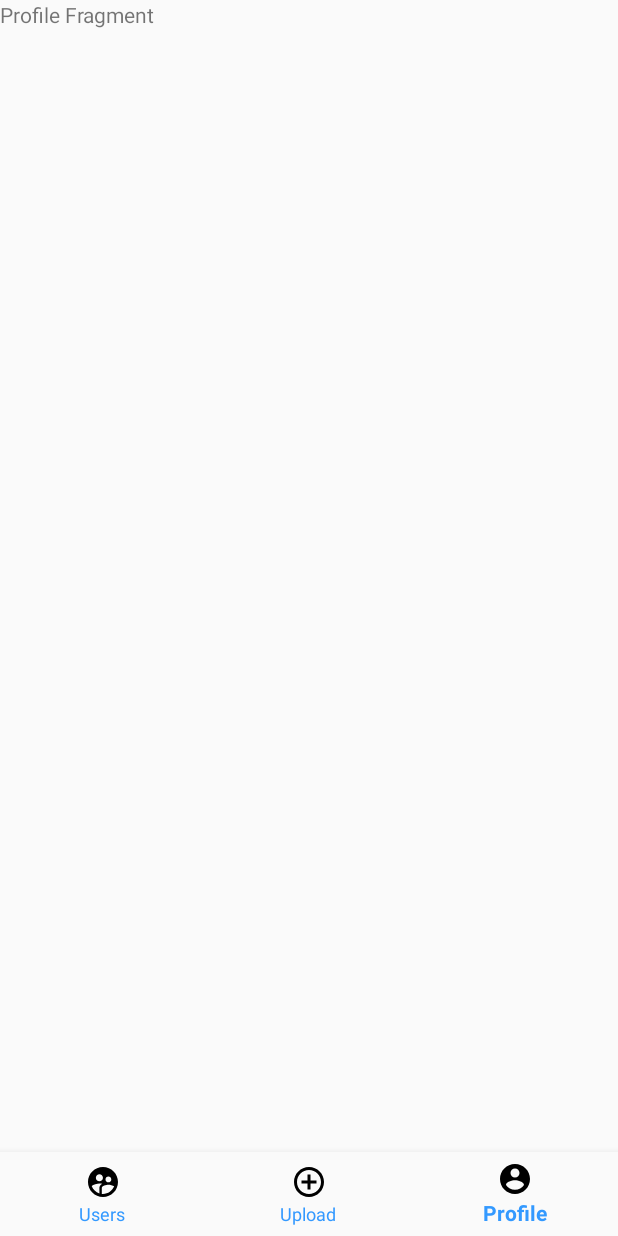
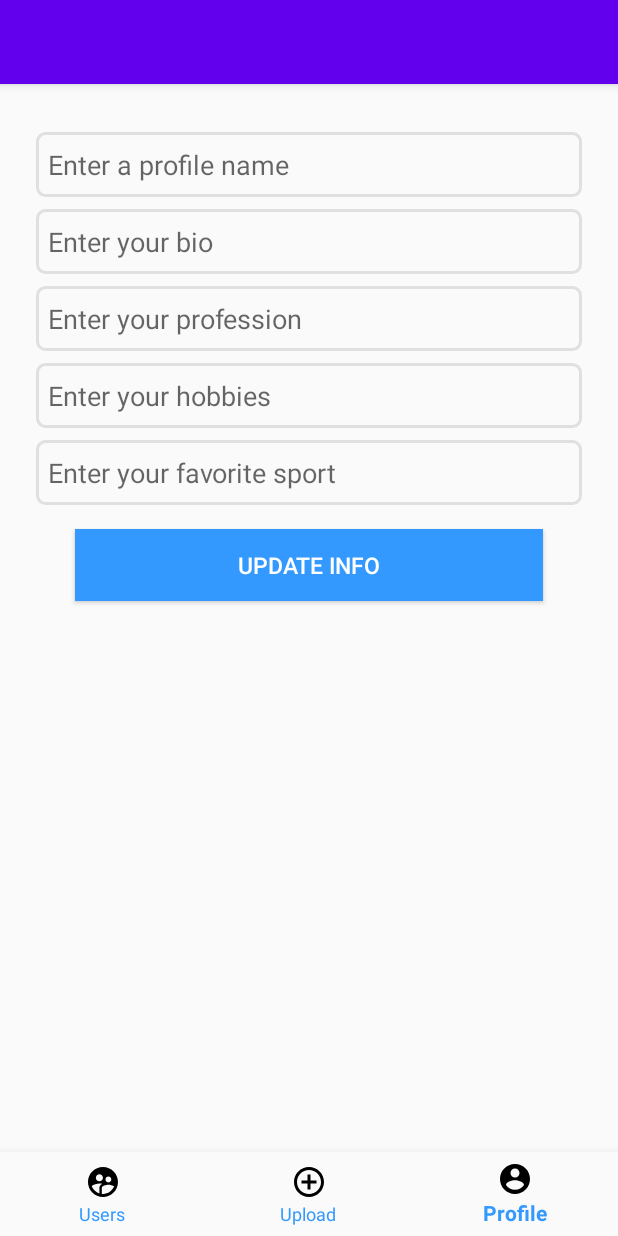
Before and after one commit to MuhammadAliGhaffar/InstagramClone, an Android app: the HomeActivity screen opened directly, with no data from a screen before it, item 3 of the bottom bar chosen, on a phone screen of 412 x 824 dp. Run offline under Robolectric (Android 15) with nearby library versions, the phone set to English and light mode, and no system bars; libraries missing offline, so code that uses them is left out: com.shashank.sony; 1 statement that could not run was skipped.

Commit message:
Adding AndroidX BottomNavigationView, VectorAssest ,fragments files to the project

```diff
--- a/app/src/main/java/com/example/instagramclone/HomeActivity.java
+++ b/app/src/main/java/com/example/instagramclone/HomeActivity.java
@@ -16,12 +16,22 @@ public class HomeActivity extends AppCompatActivity {
     private TextView textView3;
     private BottomNavigationView mBottomNavigationView;
 
+
     @Override
     protected void onCreate(Bundle savedInstanceState) {
         super.onCreate(savedInstanceState);
         setContentView(R.layout.activity_home);
+
         /*textView3=findViewById(R.id.textView3);
         textView3.setText(ParseUser.getCurrentUser().getUsername().toString());*/
+
+
+        HomeActivity.this.setTitle("Instagram");
+
+
+
+
+        getSupportFragmentManager().beginTransaction().replace(R.id.fragment_container,new ProfileTab()).commit();
 
         mBottomNavigationView=findViewById(R.id.bottom_navigation_view);
         mBottomNavigationView.setOnNavigationItemSelectedListener(new BottomNavigationView.OnNavigationItemSelectedListener() {
--- a/app/src/main/java/com/example/instagramclone/ProfileTab.java
+++ b/app/src/main/java/com/example/instagramclone/ProfileTab.java
@@ -13,6 +13,7 @@ public class ProfileTab extends Fragment {
     public View onCreateView(LayoutInflater inflater, ViewGroup container,
                              Bundle savedInstanceState) {
         // Inflate the layout for this fragment
+
         return inflater.inflate(R.layout.fragment_profile_tab, container, false);
 
     }
--- a/app/src/main/res/layout/activity_home.xml
+++ b/app/src/main/res/layout/activity_home.xml
@@ -15,13 +15,21 @@
         app:layout_constraintStart_toStartOf="parent"
         app:layout_constraintTop_toTopOf="parent" />
     -->
-
+    <androidx.appcompat.widget.Toolbar
+        android:id="@+id/actiontoolbar"
+        android:layout_width="match_parent"
+        android:layout_height="wrap_content"
+        android:background="?attr/colorPrimary"
+        android:elevation="4dp"
+        android:theme="@style/ThemeOverlay.AppCompat.ActionBar"
+        app:popupTheme="@style/ThemeOverlay.AppCompat.Light"/>
 
     <FrameLayout
         android:id="@+id/fragment_container"
         android:layout_width="match_parent"
         android:layout_height="match_parent"
-         android:layout_above="@id/bottom_navigation_view"/>
+         android:layout_above="@id/bottom_navigation_view"
+        android:layout_below="@id/actiontoolbar"/>
 
     <com.google.android.material.bottomnavigation.BottomNavigationView
         android:id="@+id/bottom_navigation_view"
--- a/app/src/main/res/layout/fragment_profile_tab.xml
+++ b/app/src/main/res/layout/fragment_profile_tab.xml
@@ -1,14 +1,103 @@
 <?xml version="1.0" encoding="utf-8"?>
-<FrameLayout xmlns:android="http://schemas.android.com/apk/res/android"
+<androidx.constraintlayout.widget.ConstraintLayout xmlns:android="http://schemas.android.com/apk/res/android"
+    xmlns:app="http://schemas.android.com/apk/res-auto"
     xmlns:tools="http://schemas.android.com/tools"
     android:layout_width="match_parent"
     android:layout_height="match_parent"
     tools:context=".ProfileTab">
 
-    <!-- TODO: Update blank fragment layout -->
-    <TextView
-        android:layout_width="match_parent"
-        android:layout_height="match_parent"
-        android:text="Profile Fragment" />
 
-</FrameLayout>
+    <EditText
+        android:id="@+id/editTextTextPersonName"
+        android:layout_width="0dp"
+        android:layout_height="43dp"
+        android:layout_marginStart="24dp"
+        android:layout_marginTop="32dp"
+        android:layout_marginEnd="24dp"
+        android:ems="10"
+        android:hint="Enter a profile name"
+        android:background="@drawable/edit_text_border"
+        android:inputType="textPersonName"
+        app:layout_constraintEnd_toEndOf="parent"
+        app:layout_constraintStart_toStartOf="parent"
+        app:layout_constraintTop_toTopOf="parent" />
+
+    <EditText
+        android:id="@+id/editTextTextPersonName2"
+        android:layout_width="0dp"
+        android:layout_height="43dp"
+        android:layout_marginStart="24dp"
+        android:layout_marginTop="8dp"
+        android:layout_marginEnd="24dp"
+        android:background="@drawable/edit_text_border"
+        android:ems="10"
+        android:hint="Enter your bio"
+        android:inputType="textPersonName"
+        app:layout_constraintEnd_toEndOf="parent"
+        app:layout_constraintHorizontal_bias="0.502"
+        app:layout_constraintStart_toStartOf="parent"
+        app:layout_constraintTop_toBottomOf="@+id/editTextTextPersonName" />
+
+    <EditText
+        android:id="@+id/editTextTextPersonName3"
+        android:layout_width="0dp"
+        android:layout_height="43dp"
+        android:layout_marginStart="24dp"
+        android:layout_marginTop="8dp"
+        android:layout_marginEnd="24dp"
+        android:background="@drawable/edit_text_border"
+        android:ems="10"
+        android:hint="Enter your profession"
+        android:inputType="textPersonName"
+        app:layout_constraintEnd_toEndOf="parent"
+        app:layout_constraintHorizontal_bias="0.497"
+        app:layout_constraintStart_toStartOf="parent"
+        app:layout_constraintTop_toBottomOf="@+id/editTextTextPersonName2" />
+
+    <EditText
+        android:id="@+id/editTextTextPersonName4"
+        android:layout_width="0dp"
+        android:layout_height="43dp"
+        android:layout_marginStart="24dp"
+        android:layout_marginTop="8dp"
+        android:layout_marginEnd="24dp"
+        android:background="@drawable/edit_text_border"
+        android:ems="10"
+        android:hint="Enter your hobbies"
+        android:inputType="textPersonName"
+        app:layout_constraintEnd_toEndOf="parent"
+        app:layout_constraintHorizontal_bias="0.497"
+        app:layout_constraintStart_toStartOf="parent"
+        app:layout_constraintTop_toBottomOf="@+id/editTextTextPersonName3" />
+
+    <EditText
+        android:id="@+id/editTextTextPersonName5"
+        android:layout_width="0dp"
+        android:layout_height="43dp"
+        android:layout_marginStart="24dp"
+        android:layout_marginTop="8dp"
+        android:layout_marginEnd="24dp"
+        android:background="@drawable/edit_text_border"
+        android:ems="10"
+        android:hint="Enter your favorite sport"
+        android:inputType="textPersonName"
+        app:layout_constraintEnd_toEndOf="parent"
+        app:layout_constraintHorizontal_bias="0.502"
+        app:layout_constraintStart_toStartOf="parent"
+        app:layout_constraintTop_toBottomOf="@+id/editTextTextPersonName4" />
+
+    <Button
+        android:id="@+id/button3"
+        android:layout_width="0dp"
+        android:layout_height="wrap_content"
+        android:layout_marginStart="50dp"
+        android:layout_marginTop="16dp"
+        android:layout_marginEnd="50dp"
+        android:text="Update Info"
+        android:background="#3399FF"
+        android:textColor="#ffffff"
+        android:textSize="15sp"
+        app:layout_constraintEnd_toEndOf="parent"
+        app:layout_constraintStart_toStartOf="parent"
+        app:layout_constraintTop_toBottomOf="@+id/editTextTextPersonName5" />
+</androidx.constraintlayout.widget.ConstraintLayout>
--- a/app/src/main/res/layout/fragment_share_picture_tab.xml
+++ b/app/src/main/res/layout/fragment_share_picture_tab.xml
@@ -1,14 +1,10 @@
 <?xml version="1.0" encoding="utf-8"?>
-<FrameLayout xmlns:android="http://schemas.android.com/apk/res/android"
+<androidx.constraintlayout.widget.ConstraintLayout xmlns:android="http://schemas.android.com/apk/res/android"
     xmlns:tools="http://schemas.android.com/tools"
     android:layout_width="match_parent"
     android:layout_height="match_parent"
     tools:context=".SharePictureTab">
 
-    <!-- TODO: Update blank fragment layout -->
-    <TextView
-        android:layout_width="match_parent"
-        android:layout_height="match_parent"
-        android:text="Share Picture Fragment" />
 
-</FrameLayout>
+
+</androidx.constraintlayout.widget.ConstraintLayout>
--- a/app/src/main/res/layout/fragment_users_tab.xml
+++ b/app/src/main/res/layout/fragment_users_tab.xml
@@ -1,14 +1,11 @@
 <?xml version="1.0" encoding="utf-8"?>
-<FrameLayout xmlns:android="http://schemas.android.com/apk/res/android"
+<androidx.constraintlayout.widget.ConstraintLayout xmlns:android="http://schemas.android.com/apk/res/android"
+    xmlns:app="http://schemas.android.com/apk/res-auto"
     xmlns:tools="http://schemas.android.com/tools"
     android:layout_width="match_parent"
     android:layout_height="match_parent"
     tools:context=".UsersTab">
 
-    <!-- TODO: Update blank fragment layout -->
-    <TextView
-        android:layout_width="match_parent"
-        android:layout_height="match_parent"
-        android:text="User Fragment" />
 
-</FrameLayout>
+
+</androidx.constraintlayout.widget.ConstraintLayout>
```
